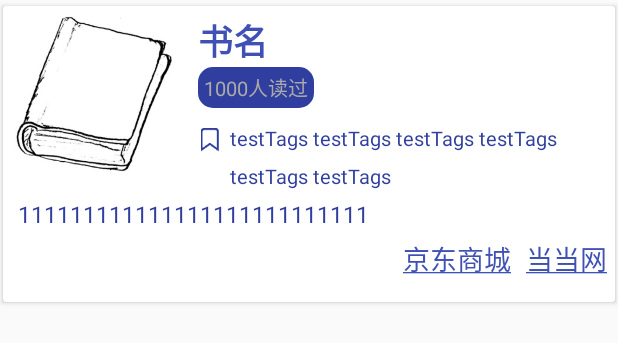
After one commit to xiehaochn/UESTC_Lib, an Android app: the layout widget_bookdetaildialog.xml on its own in the app's theme, with its tools: preview values and no code run, on a phone screen of 412 x 824 dp. The commit adds this screen. Shown: the top 343 px of the screen. Run offline under Robolectric (Android 15) with nearby library versions, the phone set to English and light mode, and no system bars; network calls fail.

Commit message:
完成书籍推荐详情展示，待添加分享功能、网上商城链接。

```diff
--- a/app/src/main/java/com/hawx/uestc_lib/widget/PullUpToRefresh.java
+++ b/app/src/main/java/com/hawx/uestc_lib/widget/PullUpToRefresh.java
@@ -26,7 +26,9 @@ import com.hawx.uestc_lib.R;
  * PullUpToRefresh
  * @author Hawx
  * @version 1.0
+ * @deprecated Use PullUpToRefreshFrameLayout instead
  */
+
 public class PullUpToRefresh extends View {
 
     private static final int defaultGap=300;
--- a/app/src/main/res/layout/activity_booklist.xml
+++ b/app/src/main/res/layout/activity_booklist.xml
@@ -15,7 +15,7 @@
         android:background="@color/colorPrimary"
 
         >
-        <com.hawx.uestc_lib.widget.PullUpToRefreshIMP
+        <com.hawx.uestc_lib.widget.PullUpToRefreshFrameLayout
             android:id="@+id/activity_booklist_pulluptorefreshimp"
             android:layout_width="match_parent"
             android:layout_height="match_parent">
@@ -27,7 +27,7 @@
 
             </android.support.v7.widget.RecyclerView>
 
-        </com.hawx.uestc_lib.widget.PullUpToRefreshIMP>
+        </com.hawx.uestc_lib.widget.PullUpToRefreshFrameLayout>
 
 
     </RelativeLayout>
--- /dev/null
+++ b/app/src/main/res/layout/widget_bookdetaildialog.xml
@@ -0,0 +1,139 @@
+<?xml version="1.0" encoding="utf-8"?>
+<android.support.v7.widget.CardView xmlns:android="http://schemas.android.com/apk/res/android"
+    android:id="@+id/viewholder_bookdetail_cardview"
+    android:layout_width="match_parent"
+    android:layout_height="wrap_content"
+    android:padding="2dp"
+    android:layout_marginLeft="2dp"
+    android:layout_marginRight="2dp"
+    android:layout_marginTop="4dp"
+
+    >
+    <RelativeLayout
+        android:layout_width="match_parent"
+        android:layout_height="wrap_content"
+        >
+        <RelativeLayout
+            android:id="@+id/widget_bookdetaildialog_relativelayout"
+            android:layout_width="match_parent"
+            android:layout_height="wrap_content">
+        <ImageView
+            android:id="@+id/widget_bookdetaildialog_imageview"
+            android:padding="1dp"
+            android:layout_width="120dp"
+            android:layout_height="120dp"
+            android:src="@drawable/book_default"
+            android:adjustViewBounds="true"
+            />
+        <TextView
+            android:id="@+id/widget_bookdetaildialog_booktitle"
+            android:layout_toRightOf="@id/widget_bookdetaildialog_imageview"
+            android:layout_width="wrap_content"
+            android:layout_height="wrap_content"
+            android:text="书名"
+            android:textStyle="bold"
+            android:textSize="23sp"
+            android:textColor="@color/colorPrimary"
+            android:gravity="center"
+            android:layout_marginTop="5dp"
+            android:layout_marginLeft="10dp"
+
+            />
+
+
+        <TextView
+            android:id="@+id/widget_bookdetaildialog_reading"
+            android:layout_below="@id/widget_bookdetaildialog_booktitle"
+            android:layout_toRightOf="@id/widget_bookdetaildialog_imageview"
+            android:layout_width="wrap_content"
+            android:layout_height="wrap_content"
+            android:text="1000人读过"
+            android:textSize="13sp"
+            android:textColor="@android:color/darker_gray"
+            android:background="@drawable/viewholder_reading_background"
+            android:gravity="center"
+            android:paddingTop="3dp"
+            android:paddingBottom="3dp"
+            android:paddingLeft="4dp"
+            android:paddingRight="4dp"
+            android:layout_marginLeft="10dp"
+            android:layout_marginBottom="5dp"
+            />
+        <ImageView
+            android:id="@+id/widget_bookdetaildialog_imageview1"
+            android:layout_width="wrap_content"
+            android:layout_height="wrap_content"
+            android:layout_below="@id/widget_bookdetaildialog_reading"
+            android:layout_toRightOf="@id/widget_bookdetaildialog_imageview"
+            android:layout_marginLeft="10dp"
+            android:layout_marginTop="8dp"
+            android:background="@android:color/transparent"
+            android:src="@mipmap/veiwholder_bookdetail_tagsbutton"
+            />
+        <TextView
+            android:id="@+id/widget_bookdetaildialog_tag"
+            android:layout_below="@id/widget_bookdetaildialog_reading"
+            android:layout_marginTop="5dp"
+            android:layout_marginRight="10dp"
+            android:layout_toRightOf="@id/widget_bookdetaildialog_imageview1"
+            android:layout_width="match_parent"
+            android:layout_height="wrap_content"
+            android:text="testTags testTags testTags testTags testTags testTags "
+            android:paddingLeft="5dp"
+            android:paddingRight="5dp"
+            android:gravity="left"
+            android:textSize="13sp"
+            android:textColor="@color/colorPrimaryDark"
+            android:lineSpacingMultiplier="1.5"
+            />
+        </RelativeLayout>
+        <ScrollView
+            android:layout_below="@id/widget_bookdetaildialog_relativelayout"
+            android:layout_width="match_parent"
+            android:layout_height="wrap_content">
+            <RelativeLayout
+                android:layout_marginTop="5dp"
+                android:layout_width="match_parent"
+                android:layout_height="wrap_content">
+        <TextView
+            android:id="@+id/widget_bookdetaildialog_brief"
+            android:text="111111111111111111111111111"
+            android:layout_width="wrap_content"
+            android:layout_height="wrap_content"
+            android:layout_marginLeft="10dp"
+            android:layout_marginRight="10dp"
+            android:textSize="15sp"
+            android:textColor="@color/colorPrimaryDark"
+             />
+        <TextView
+            android:id="@+id/widget_bookdetaildialog_dangdangwang"
+            android:layout_below="@id/widget_bookdetaildialog_brief"
+            android:textSize="18sp"
+            android:textColor="@color/colorPrimary"
+            android:layout_width="wrap_content"
+            android:layout_height="wrap_content"
+            android:text="@string/dangdangwang"
+            android:layout_marginEnd="5dp"
+            android:layout_marginTop="5dp"
+            android:layout_alignParentEnd="true"
+            android:layout_alignParentRight="true"
+            android:layout_marginRight="5dp" />
+        <TextView
+            android:id="@+id/widget_bookdetaildialog_jingdong"
+            android:layout_toLeftOf="@id/widget_bookdetaildialog_dangdangwang"
+            android:layout_below="@id/widget_bookdetaildialog_brief"
+            android:textSize="18sp"
+            android:textColor="@color/colorPrimary"
+            android:layout_width="wrap_content"
+            android:layout_height="wrap_content"
+            android:text="@string/jingdong"
+            android:layout_marginEnd="10dp"
+            android:layout_marginTop="5dp"
+            android:layout_marginRight="5dp"
+            android:layout_marginBottom="15dp"
+            />
+            </RelativeLayout>
+        </ScrollView>
+    </RelativeLayout>
+
+</android.support.v7.widget.CardView>
--- a/app/src/main/res/values/strings.xml
+++ b/app/src/main/res/values/strings.xml
@@ -4,5 +4,7 @@
     <string name="menu_share">分享</string>
     <string name="open">open</string>
     <string name="close">close</string>
+    <string name="dangdangwang"><u>当当网</u></string>
+    <string name="jingdong"><u>京东商城</u></string>
     <string name="about">\t\t\t\t科大藏经阁是一款针对电子科技大学图书馆的馆藏图书查询系统，通过网络将用户感兴趣的书籍简介、作者信息、书籍具体位置呈现在手机界面上，方便用户的借阅查询。校内用户还可以通过科大信息门户系统帐号登录，查询借阅记录、借阅期限等信息。</string>
 </resources>
```
Also changed, not shown: app/src/main/java/com/hawx/uestc_lib/activity/BookListActivity.java (+9 -13 lines), app/src/main/java/com/hawx/uestc_lib/adapter/BookListAdapter.java (+38 -2 lines), app/src/main/java/com/hawx/uestc_lib/widget/BookDetailDialog.java (added, +108 -0 lines), app/src/main/java/com/hawx/uestc_lib/widget/PullUpToRefreshFrameLayout.java (renamed from app/src/main/java/com/hawx/uestc_lib/widget/PullUpToRefreshIMP.java, +7 -6 lines), app/src/main/java/com/hawx/uestc_lib/widget/SlideFrameLayout.java (+6 -3 lines), app/src/main/res/drawable/viewholder_bookdetail_errorpic.png.
